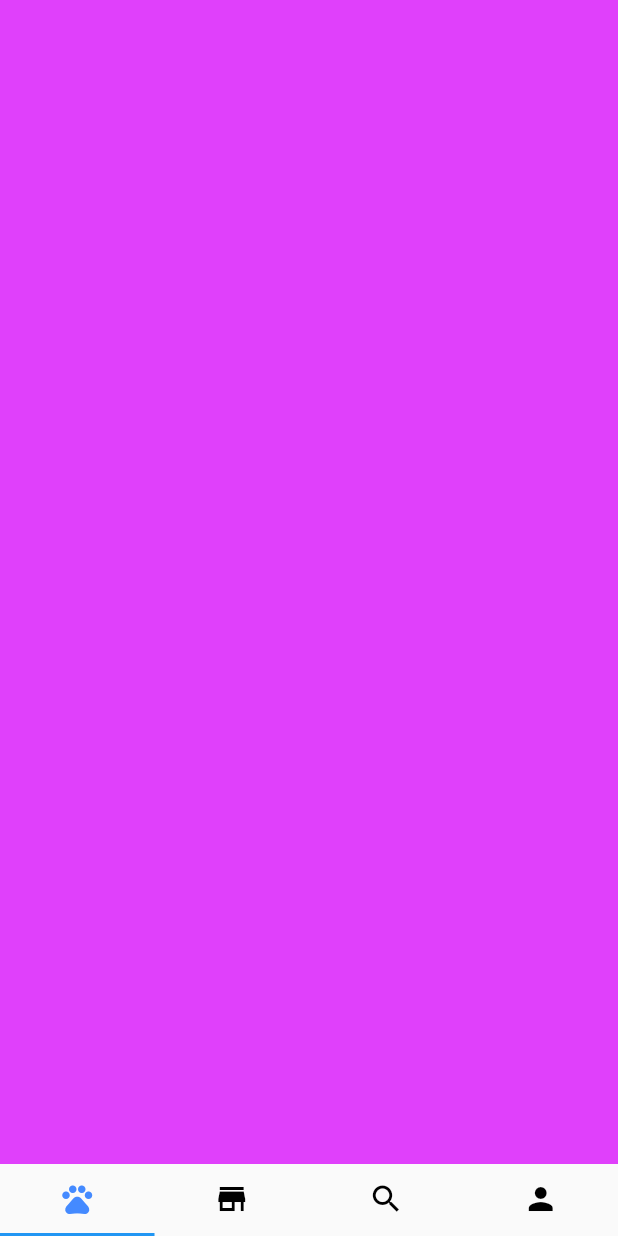
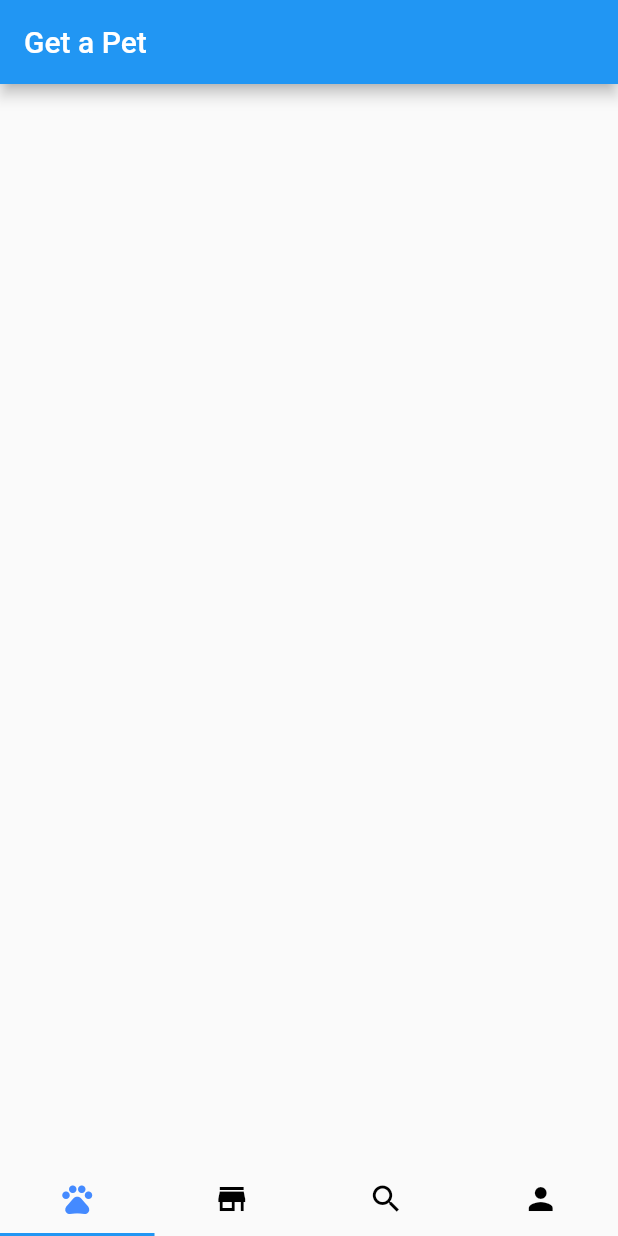
Before and after one commit to maugustosemperfi/getapet-mobile, a Flutter app: the screen it shows after launch, on a phone screen of 412 x 824 dp. Run offline on Flutter 3.47's test engine with Material 2 defaults, Android fonts, the phone set to English and light mode, and no system bars.

Commit message:
[FEATURE] Creating appbar on feed

```diff
--- a/lib/screens/feed/feed.dart
+++ b/lib/screens/feed/feed.dart
@@ -8,8 +8,11 @@ class Feed extends StatefulWidget {
 class _FeedState extends State<Feed> {
   @override
   Widget build(BuildContext context) {
-    return Container(
-      color: Colors.purpleAccent,
+    return Scaffold(
+      appBar: AppBar(
+        title: Text("Get a Pet"),
+        centerTitle: false,
+      ),
     );
   }
 }
```
